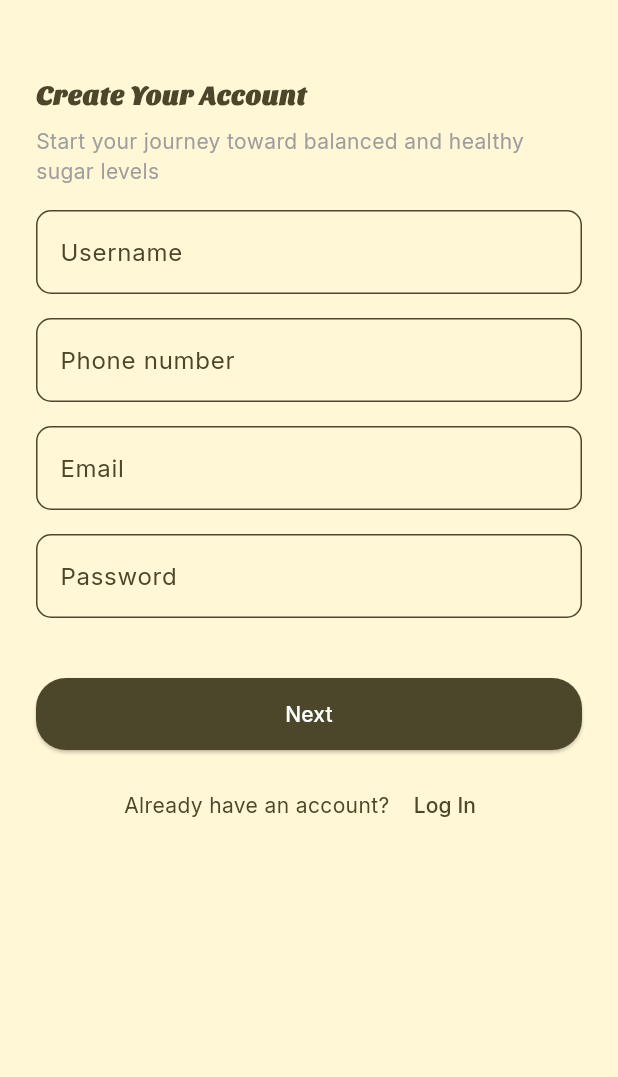
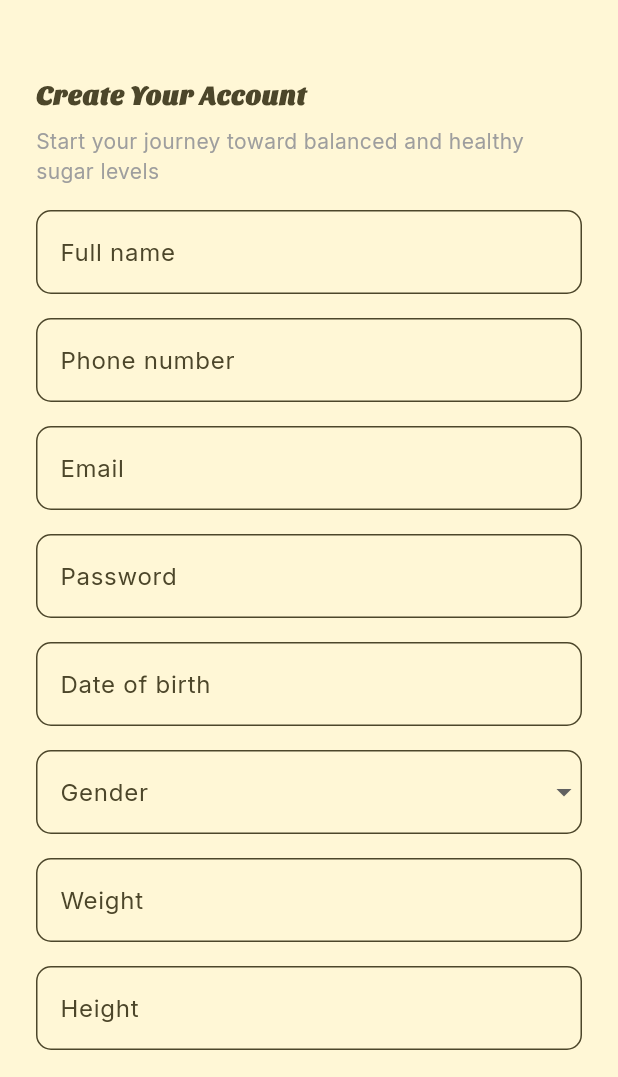
Before and after one commit to balbinopb/sweetTake_app, a Flutter app: the RegisterView screen opened by its route, on a phone screen of 412 x 824 dp, the part 159-1236 px from its top. Run offline on Flutter 3.47's test engine with Material 3 defaults, Android fonts, the phone set to English and light mode, and no system bars; our stand-ins replace get, google_fonts; missing offline and left inert: iconify_flutter_plus.

Commit message:
fix and update register

```diff
--- a/lib/app/data/models/register_model.dart
+++ b/lib/app/data/models/register_model.dart
@@ -1,17 +1,40 @@
+class RegisterModel {
+  final String fullname;
+  final String phoneNumber;
+  final String email;
+  final String password;
+  final String dateOfBirth;
+  final String gender;
+  final double weight;
+  final double height;
+  final String preference;
+  final String healthGoal;
 
+  RegisterModel({
+    required this.fullname,
+    required this.phoneNumber,
+    required this.email,
+    required this.password,
+    required this.dateOfBirth,
+    required this.gender,
+    required this.weight,
+    required this.height,
+    required this.preference,
+    required this.healthGoal,
+  });
 
-class RegisterModel {
-  late final String username;
-  late final String email;
-  late final String password;
-
-  RegisterModel({required this.username,required this.email,required this.password});
-
-  Map<String,dynamic> toJson(){
-    return{
-      'username':username,
-      'email':email,
-      'password':password
-    };
+  Map<String, dynamic> toJson(){
+    return {
+        "fullname": fullname,
+        "phone_number": phoneNumber,
+        "email": email,
+        "password": password,
+        "date_of_birth": dateOfBirth,
+        "gender": gender,
+        "weight": weight,
+        "height": height,
+        "preference": preference,
+        "health_goal": healthGoal,
+      };
   }
 }
--- a/lib/app/modules/register/controllers/register_controller.dart
+++ b/lib/app/modules/register/controllers/register_controller.dart
@@ -8,12 +8,13 @@ import 'package:sweettake_app/app/data/models/register_model.dart';
 import '../../../routes/app_pages.dart';
 
 class RegisterController extends GetxController {
-  final TextEditingController usernameC = TextEditingController();
+  final TextEditingController fullnameC = TextEditingController();
   final TextEditingController emailC = TextEditingController();
   final TextEditingController passwordC = TextEditingController();
   final TextEditingController dobController = TextEditingController();
   final TextEditingController genderController = TextEditingController();
   final TextEditingController weightController = TextEditingController();
+  final TextEditingController heightController = TextEditingController();
   final TextEditingController numberController = TextEditingController();
   final isObscure = false.obs;
 
@@ -22,11 +23,23 @@ class RegisterController extends GetxController {
   RxString preference = ''.obs;
   RxString healthGoal = ''.obs;
 
+  // pick date
+  Future<void> selectDate(BuildContext context) async {
+    final DateTime? picked = await showDatePicker(
+      context: context,
+      initialDate: DateTime(2000),
+      firstDate: DateTime(1900),
+      lastDate: DateTime.now(),
+    );
+
+    if (picked != null) {
+      dobController.text =
+          "${picked.year}-${picked.month.toString().padLeft(2, '0')}-${picked.day.toString().padLeft(2, '0')}T00:00:00Z";
+    }
+  }
+
   // List options
-  final genders=[
-    "Male",
-    "Female",
-  ];
+  final genders = ["Male", "Female"];
 
   final preferences = [
     "Low Sugar Diet",
@@ -43,41 +56,89 @@ class RegisterController extends GetxController {
   final baseUrl = "http://10.0.2.2:8080/v1/api";
 
   Future<void> register() async {
-    final username = usernameC.text.trim();
+    final fullname = fullnameC.text.trim();
     final email = emailC.text.trim();
     final password = passwordC.text.trim();
+    final phoneNumber = numberController.text.trim();
+    final dob = DateTime.parse(dobController.text.trim()).toUtc().toIso8601String();
+    final genderValue = gender.value;
+    final weight = weightController.text.trim();
+    final height = heightController.text.trim();
+    final preferenceValue = preference.value;
+    final healthGoalValue = healthGoal.value;
 
     // ---------- VALIDATION ----------
-    if (username.isEmpty) {
-      Get.snackbar("Warning", "Username is required");
+    if (fullname.isEmpty) {
+      Get.snackbar("Warning", "Name is required");
       return;
     }
-    if (email.isEmpty) {
-      Get.snackbar("Warning", "Email is required");
+
+    if (phoneNumber.isEmpty) {
+      Get.snackbar("Warning", "Phone number is required");
       return;
     }
-    if (!GetUtils.isEmail(email)) {
-      Get.snackbar("Warning", "Invalid email format");
+
+    if (email.isEmpty || !GetUtils.isEmail(email)) {
+      Get.snackbar("Warning", "Valid email is required");
       return;
     }
-    if (password.isEmpty) {
-      Get.snackbar("Warning", "Password is required");
-      return;
-    }
-    if (password.length < 6) {
+
+    if (password.isEmpty || password.length < 6) {
       Get.snackbar("Warning", "Password must be at least 6 characters");
       return;
     }
 
+    if (dob.isEmpty) {
+      Get.snackbar("Warning", "Date of birth is required");
+      return;
+    }
+
+    if (genderValue.isEmpty) {
+      Get.snackbar("Warning", "Gender is required");
+      return;
+    }
+
+    if (weight.isEmpty) {
+      Get.snackbar("Warning", "Weight is required");
+      return;
+    }
+
+    if (height.isEmpty) {
+      Get.snackbar("Warning", "Height is required");
+      return;
+    }
+
+    if (preferenceValue.isEmpty) {
+      Get.snackbar("Warning", "Diet preference is required");
+      return;
+    }
+
+    if (healthGoalValue.isEmpty) {
+      Get.snackbar("Warning", "Health goal is required");
+      return;
+    }
+
+    // ---------- CREATE MODEL ----------
+    final data = RegisterModel(
+      fullname: fullname,
+      phoneNumber: phoneNumber,
+      email: email,
+      password: password,
+      dateOfBirth: dob,
+      gender: genderValue,
+      weight: double.parse(weight),
+      height: double.parse(height),
+      preference: preferenceValue,
+      healthGoal: healthGoalValue,
+    );
+
     // ---------- API CALL ----------
     try {
-      final data = RegisterModel(
-        username: username,
-        email: email,
-        password: password,
-      );
 
-      // print("===========DATA: ${data.toJson()}=======================");
+      // final payload = data.toJson();
+      // print("===== PAYLOAD SENT =====");
+      // print(payload);
+      // print("========================");
 
       final response = await http.post(
         Uri.parse("$baseUrl/register"),
@@ -85,45 +146,42 @@ class RegisterController extends GetxController {
         body: jsonEncode(data.toJson()),
       );
 
-      // ----------- SUCCESS 201 -----------
+      // ---------- SUCCESS ----------
       if (response.statusCode == 201) {
-        Get.snackbar("Success", "Successfully registered");
+        Get.snackbar("Success", "Account created successfully");
         Get.offAllNamed(Routes.LOGIN);
         return;
       }
-      // print("===========RESPONSE: ${response.statusCode}=======================");
-      // print("===========RESPONSE: ${response.body}=======================");
 
-      if (response.statusCode == 201) {
-        Get.snackbar("SUCCES", "SUCCES TO REGISTER");
-
-        Get.toNamed(Routes.LOGIN);
-      }
-
-      // ---------- BACKEND ERRORS ----------
-      final decoded = jsonDecode(response.body);
+      // ---------- ERROR HANDLING ----------
+      final decoded = response.body.isNotEmpty
+          ? jsonDecode(response.body)
+          : null;
 
       if (response.statusCode == 400) {
-        // backend returns { "errors": [] } or { "error": "" }
-        if (decoded["errors"] != null) {
-          String allErrors = (decoded["errors"] as List).join("\n");
-          Get.snackbar("Validation Error", allErrors);
+        if (decoded?["errors"] != null) {
+          Get.snackbar(
+            "Validation Error",
+            (decoded["errors"] as List).join("\n"),
+          );
         } else {
-          Get.snackbar("Validation Error", decoded["error"]);
+          Get.snackbar(
+            "Validation Errorr",
+            decoded?["error"] ?? "Invalid input",
+          );
+          // print("======${decoded?["error"]}===========");
         }
         return;
       }
 
       if (response.statusCode == 409) {
-        // duplicate username/email
-        Get.snackbar("Error", decoded["error"]);
+        Get.snackbar("Error", decoded?["error"] ?? "Account already exists");
         return;
       }
 
-      // fallback unexpected
-      Get.snackbar("Error", "Unexpected error: ${response.body}");
+      Get.snackbar("Error", "Unexpected error occurred");
     } catch (e) {
-      Get.snackbar("Error", "Something went wrong");
+      Get.snackbar("Error", "Failed to connect to server");
     }
   }
 }
--- a/lib/app/modules/register/views/register_view.dart
+++ b/lib/app/modules/register/views/register_view.dart
@@ -50,8 +50,8 @@ class RegisterView extends GetView<RegisterController> {
               SizedBox(height: 16),
 
               CustomTextfield(
-                textController: controller.usernameC,
-                labelText: "Username",
+                textController: controller.fullnameC,
+                labelText: "Full name",
               ),
 
               SizedBox(height: 16),
@@ -59,7 +59,7 @@ class RegisterView extends GetView<RegisterController> {
               CustomTextfield(
                 textController: controller.numberController,
                 labelText: "Phone number",
-                keyboardType:TextInputType.number,
+                keyboardType: TextInputType.number,
               ),
               SizedBox(height: 16),
               CustomTextfield(
@@ -76,6 +76,82 @@ class RegisterView extends GetView<RegisterController> {
                 isObscure: true,
               ),
 
+              SizedBox(height: 16),
+
+              TextField(
+                controller: controller.dobController,
+                readOnly: true,
+                onTap: () {
+                  controller.selectDate(context);
+                },
+                decoration: InputDecoration(
+                  labelText: "Date of birth",
+                  labelStyle: TextStyle(color: AppColors.primary),
+                  enabledBorder: OutlineInputBorder(
+                    borderSide: BorderSide(color: AppColors.primary, width: 1),
+                    borderRadius: BorderRadius.circular(10),
+                  ),
+                  focusedBorder: OutlineInputBorder(
+                    borderSide: BorderSide(color: AppColors.primary, width: 2),
+                    borderRadius: BorderRadius.circular(10),
+                  ),
+                ),
+              ),
+
+              SizedBox(height: 16),
+
+              // drop down for gender
+              Obx(
+                () => DropdownButtonFormField<String>(
+                  dropdownColor: AppColors.background2,
+                  initialValue: controller.gender.value.isEmpty
+                      ? null
+                      : controller.gender.value,
+                  decoration: InputDecoration(
+                    labelText: "Gender",
+                    labelStyle: TextStyle(color: AppColors.primary),
+                    enabledBorder: OutlineInputBorder(
+                      borderSide: BorderSide(
+                        color: AppColors.primary,
+                        width: 1,
+                      ),
+                      borderRadius: BorderRadius.circular(10),
+                    ),
+                    focusedBorder: OutlineInputBorder(
+                      borderSide: BorderSide(
+                        color: AppColors.primary,
+                        width: 2,
+                      ),
+                      borderRadius: BorderRadius.circular(10),
+                    ),
+                  ),
+                  items: controller.genders
+                      .map(
+                        (item) =>
+                            DropdownMenuItem(value: item, child: Text(item)),
+                      )
+                      .toList(),
+                  onChanged: (value) {
+                    controller.gender.value = value!;
+                  },
+                ),
+              ),
+
+              SizedBox(height: 16),
+
+              CustomTextfield(
+                textController: controller.weightController,
+                labelText: "Weight",
+                keyboardType: TextInputType.number,
+              ),
+
+              SizedBox(height: 16),
+
+              CustomTextfield(
+                textController: controller.heightController,
+                labelText: "Height",
+                keyboardType: TextInputType.number,
+              ),
 
               SizedBox(height: 40),
 
@@ -98,7 +174,7 @@ class RegisterView extends GetView<RegisterController> {
                 ),
               ),
 
-              SizedBox(height: 13,),
+              SizedBox(height: 13),
 
               Row(
                 mainAxisAlignment: MainAxisAlignment.center,
```
Also changed, not shown: lib/app/modules/register/views/register_view2.dart (+2 -54 lines).
